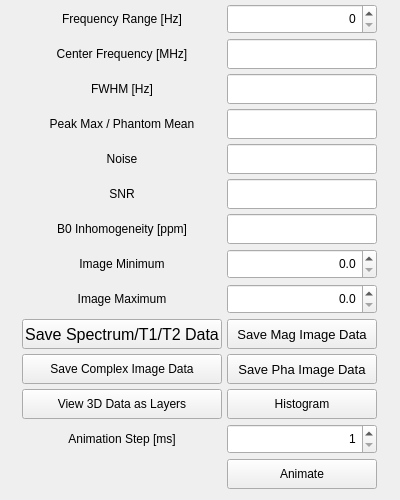
First picture: the form in Applications/relax2/ui/plotview.ui, repository aberg-vrvis/ocra, before the edit.
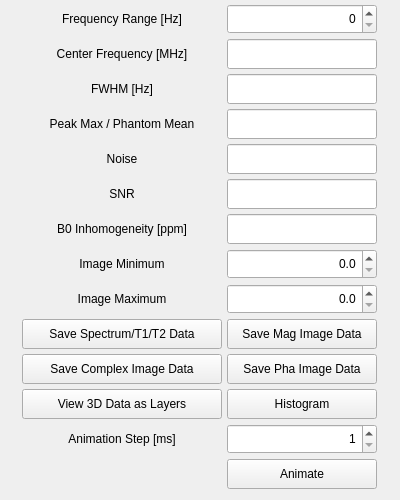
Second picture: the form after the edit.

```diff
--- a/Applications/relax2/ui/plotview.ui
+++ b/Applications/relax2/ui/plotview.ui
@@ -334,11 +334,6 @@
         <height>30</height>
        </size>
       </property>
-      <property name="font">
-       <font>
-        <pointsize>10</pointsize>
-       </font>
-      </property>
       <property name="text">
        <string>Save Pha Image Data</string>
       </property>
@@ -361,11 +356,6 @@
         <height>30</height>
        </size>
       </property>
-      <property name="font">
-       <font>
-        <pointsize>12</pointsize>
-       </font>
-      </property>
       <property name="text">
        <string>Save Spectrum/T1/T2 Data</string>
       </property>
@@ -545,11 +535,6 @@
         <height>30</height>
        </size>
       </property>
-      <property name="font">
-       <font>
-        <pointsize>10</pointsize>
-       </font>
-      </property>
       <property name="text">
        <string>Save Mag Image Data</string>
       </property>
```
